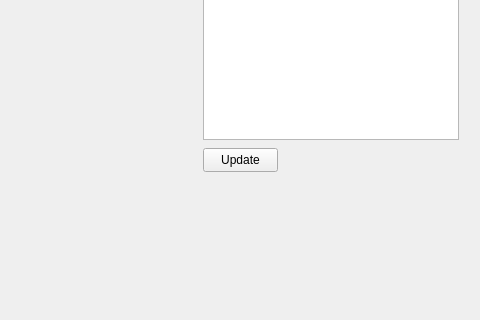
Old version of the form mainwindow.ui in the repository PixelGM/UI-Store-Receipt-Manager; both pictures show x 197 to 677 and y 131 to 451 of the 796 by 563 pixel window.
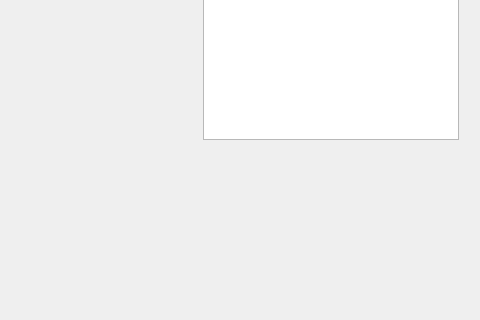
New version of the form.

Commit message: Auto Update Every Text Edit and Removed Button

What changed in the file:
```diff
--- a/mainwindow.ui
+++ b/mainwindow.ui
@@ -106,19 +106,6 @@
      <string>City</string>
     </property>
    </widget>
-   <widget class="QPushButton" name="pushButton">
-    <property name="geometry">
-     <rect>
-      <x>400</x>
-      <y>260</y>
-      <width>75</width>
-      <height>24</height>
-     </rect>
-    </property>
-    <property name="text">
-     <string>Update</string>
-    </property>
-   </widget>
   </widget>
   <widget class="QMenuBar" name="menubar">
    <property name="geometry">
```
The commit also changes 2 other files.
